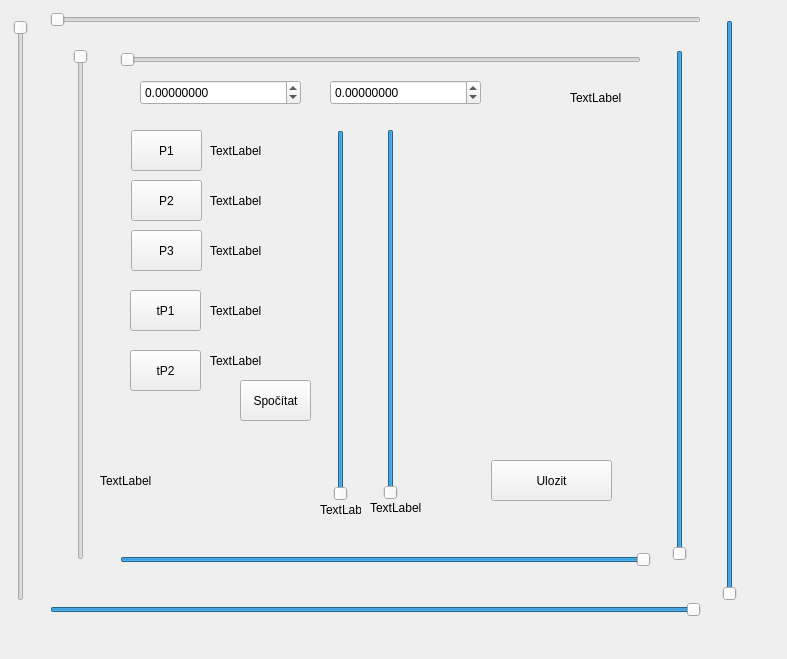
First picture: the form in calibration.ui, repository nukemaster/bakalarka, before the edit.
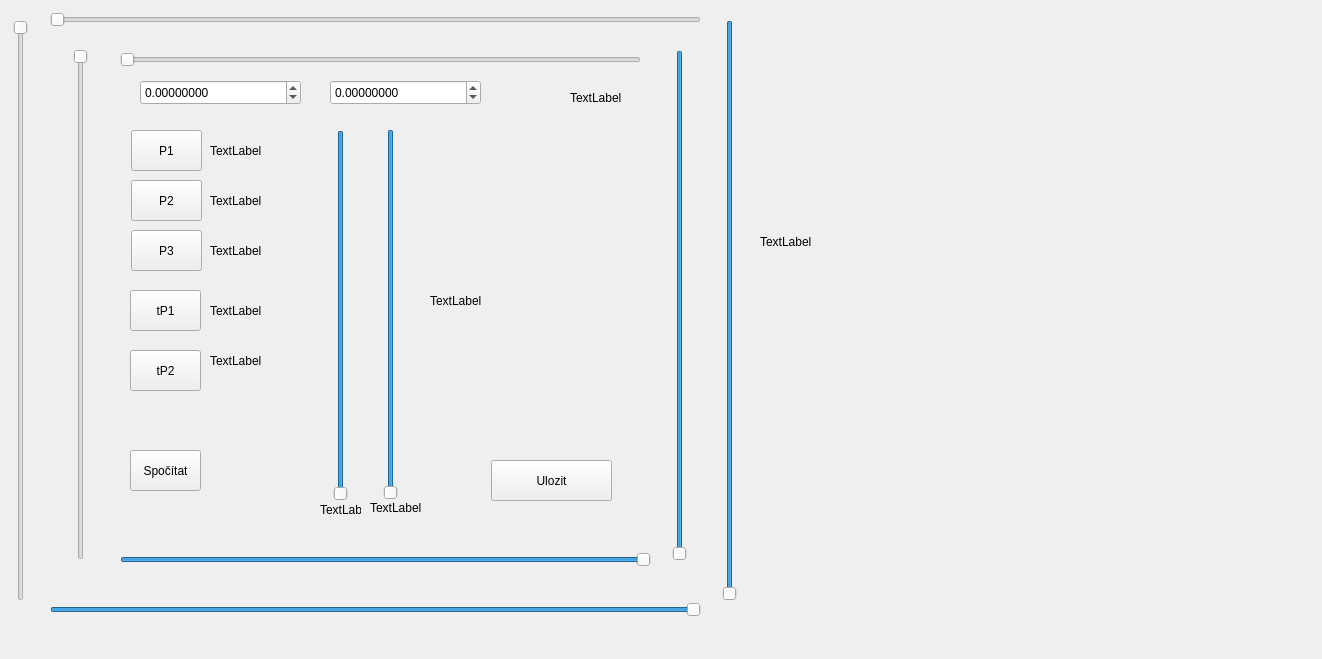
Second picture: the form after the edit. Icons and pictures are not drawn.

```diff
--- a/calibration.ui
+++ b/calibration.ui
@@ -6,7 +6,7 @@
    <rect>
     <x>0</x>
     <y>0</y>
-    <width>787</width>
+    <width>1322</width>
     <height>659</height>
    </rect>
   </property>
@@ -354,8 +354,8 @@
   <widget class="QPushButton" name="pushButton">
    <property name="geometry">
     <rect>
-     <x>240</x>
-     <y>380</y>
+     <x>130</x>
+     <y>450</y>
      <width>71</width>
      <height>41</height>
     </rect>
@@ -415,10 +415,10 @@
   <widget class="QLabel" name="label_calibration_values">
    <property name="geometry">
     <rect>
-     <x>100</x>
-     <y>430</y>
+     <x>430</x>
+     <y>180</y>
      <width>201</width>
-     <height>101</height>
+     <height>241</height>
     </rect>
    </property>
    <property name="text">
@@ -483,6 +483,19 @@
     <string>TextLabel</string>
    </property>
   </widget>
+  <widget class="QLabel" name="label_3">
+   <property name="geometry">
+    <rect>
+     <x>760</x>
+     <y>30</y>
+     <width>512</width>
+     <height>424</height>
+    </rect>
+   </property>
+   <property name="text">
+    <string>TextLabel</string>
+   </property>
+  </widget>
   <zorder>slider_inputCut_Y2</zorder>
   <zorder>slider_inputCut_Y1</zorder>
   <zorder>slider_touchArea_Y1</zorder>
```
Left out of the diff: 1 changed line with no effect on the pictures.
